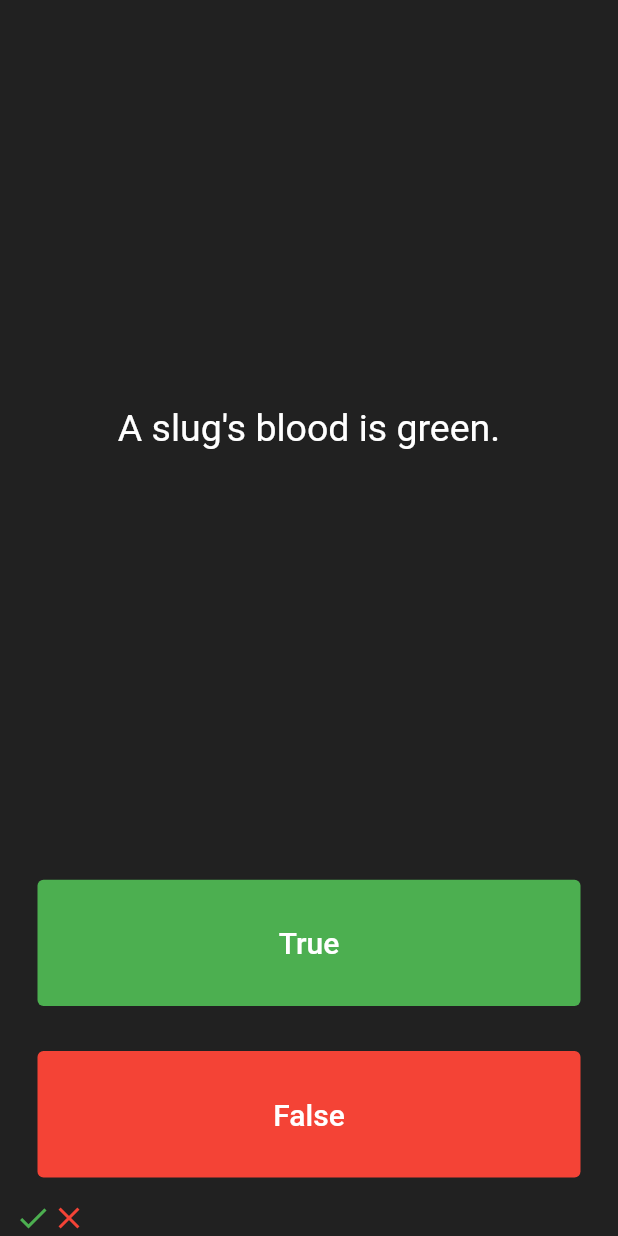
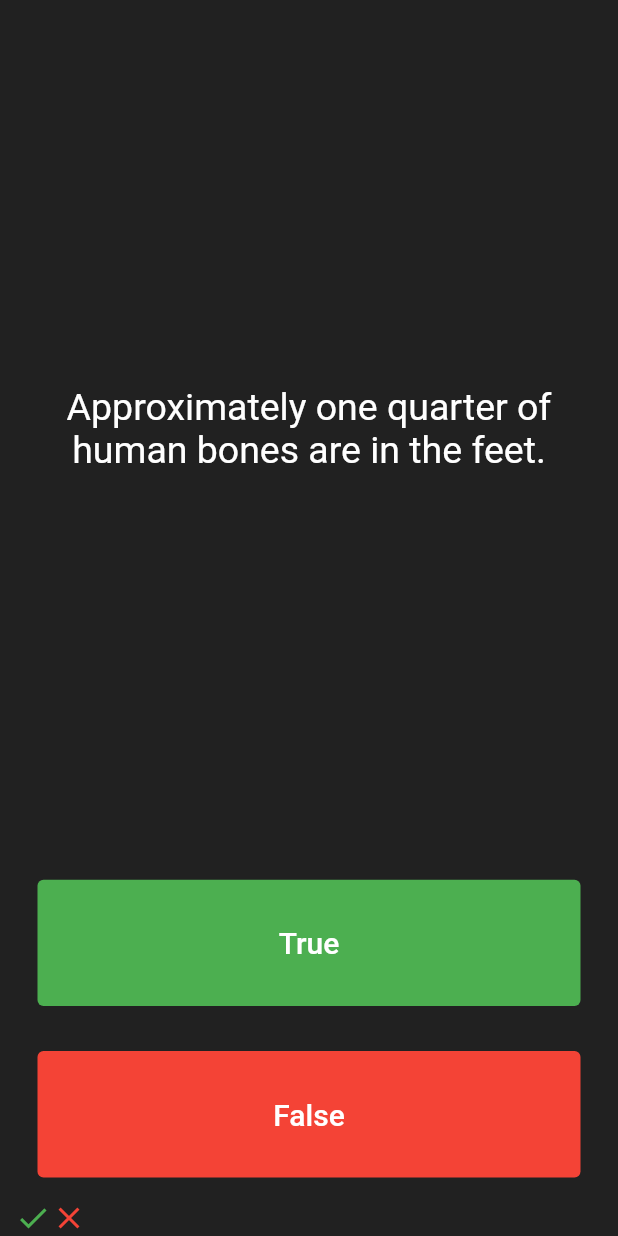
Before and after one commit to arodde/quizzler_flutter, a Flutter app: the screen it shows after launch, after a tap on "True", after a tap on "False", on a phone screen of 412 x 824 dp. Run offline on Flutter 3.47's test engine with Material 2 defaults, Android fonts, the phone set to English and light mode, and no system bars.

Commit message:
création class Question et QuizzBrain pour une version POO du projet

```diff
--- a/lib/Question.dart
+++ b/lib/Question.dart
@@ -1,10 +1,13 @@
 class Question {
+  /**
+   * links a question ant its answer.
+   */
   String questionText = '';
 
   // ignore: file_names
   bool questionAnswer = false;
 
-  Question({required String questionText, required bool questionAnswer}) {
+  Question(String questionText, bool questionAnswer) {
     this.questionText = questionText;
     this.questionAnswer = questionAnswer;
   }
--- /dev/null
+++ b/lib/QuizzBrain.dart
@@ -0,0 +1,46 @@
+import 'Question.dart';
+
+class QuizzBrain {
+  List<Question> _questionsBank = [
+    Question(
+      'Some cats are actually allergic to humans',
+      true,
+    ),
+    Question('You can lead a cow down stairs but not up stairs.', false),
+    Question('Approximately one quarter of human bones are in the feet.', true),
+    Question('A slug\'s blood is green.', true),
+    Question('Buzz Aldrin\'s mother\'s maiden name was \"Moon\".', true),
+    Question('It is illegal to pee in the Ocean in Portugal.', true),
+    Question(
+        'No piece of square dry paper can be folded in half more than 7 times.',
+        false),
+    Question(
+        'In London, UK, if you happen to die in the House of Parliament, you are technically entitled to a state funeral, because the building is considered too sacred a place.',
+        true),
+    Question(
+        'The loudest sound produced by any animal is 188 decibels. That animal is the African Elephant.',
+        false),
+    Question(
+        'The total surface area of two human lungs is approximately 70 square metres.',
+        true),
+    Question('Google was originally called \"Backrub\".', true),
+    Question(
+        'Chocolate affects a dog\'s heart and nervous system; a few ounces are enough to kill a small dog.',
+        true),
+    Question(
+        'In West Virginia, USA, if you accidentally hit an animal with your car, you are free to take it home to eat.',
+        true)
+  ];
+
+  String getQuestionText(int questionNumber) {
+    return _questionsBank[questionNumber].questionText;
+  }
+
+  bool getQuestionAnswer(int questionNumber) {
+    return _questionsBank[questionNumber].questionAnswer;
+  }
+
+  int getLength() {
+    return _questionsBank.length;
+  }
+}
--- a/lib/main.dart
+++ b/lib/main.dart
@@ -1,6 +1,8 @@
 import 'package:flutter/material.dart';
-import 'package:quizzler_flutter/Question.dart';
 
+import 'QuizzBrain.dart';
+
+QuizzBrain quizzBrain = QuizzBrain();
 void main() => runApp(Quizzler());
 
 class Quizzler extends StatelessWidget {
@@ -27,23 +29,13 @@ class QuizPage extends StatefulWidget {
 
 class _QuizPageState extends State<QuizPage> {
   List<Icon> scoreKeeper = [];
-  List<Question> questionsBank = [
-    Question(
-        questionText: 'You can lead a cow down stairs but not up stairs.',
-        questionAnswer: false),
-    Question(
-        questionText:
-            'Approximately one quarter of human bones are in the feet.',
-        questionAnswer: true),
-    Question(questionText: 'A slug\'s blood is green.', questionAnswer: true)
-  ];
 
-  int questionNumbers = 0;
+  int questionNumber = 0;
 
   void incrementItem() {
-    questionNumbers += 1;
-    if (questionNumbers >= questionsBank.length) {
-      questionNumbers = 0;
+    questionNumber += 1;
+    if (questionNumber >= quizzBrain.getLength()) {
+      questionNumber = 0;
     }
   }
 
@@ -59,7 +51,7 @@ class _QuizPageState extends State<QuizPage> {
             padding: EdgeInsets.all(10.0),
             child: Center(
               child: Text(
-                questionsBank[questionNumbers].questionText,
+                quizzBrain.getQuestionText(questionNumber),
                 textAlign: TextAlign.center,
                 style: TextStyle(
                   fontSize: 25.0,
@@ -86,13 +78,13 @@ class _QuizPageState extends State<QuizPage> {
               onPressed: () {
                 setState(() {
                   bool correctAnswer =
-                      questionsBank[questionNumbers].questionAnswer;
+                      quizzBrain.getQuestionAnswer(questionNumber);
                   if (correctAnswer == true) {
                     print('You got it right!');
                   } else {
                     print('You got it wrong!');
                   }
-                  if (scoreKeeper.length < questionsBank.length) {
+                  if (scoreKeeper.length < quizzBrain.getLength()) {
                     scoreKeeper.add(
                       Icon(
                         Icons.check,
@@ -124,15 +116,13 @@ class _QuizPageState extends State<QuizPage> {
               onPressed: () {
                 setState(() {
                   bool correctAnswer =
-                      questionsBank[questionNumbers].questionAnswer;
+                      quizzBrain.getQuestionAnswer(questionNumber);
                   if (correctAnswer == false) {
                     print('You got it right!');
                   } else {
                     print('You got it wrong!');
                   }
-                  if (scoreKeeper.length < questionsBank.length) {
-                    print(
-                        '${scoreKeeper.length} - < ?  - ${questionsBank.length}');
+                  if (scoreKeeper.length < quizzBrain.getLength()) {
                     scoreKeeper.add(
                       Icon(
                         Icons.close,
```
